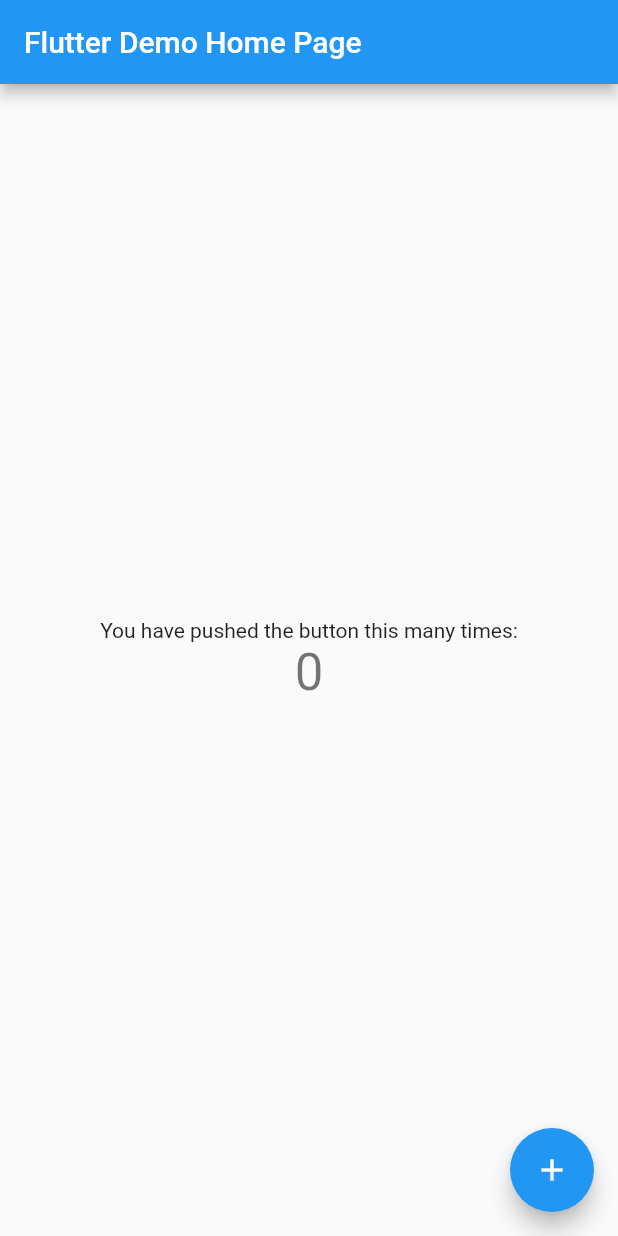
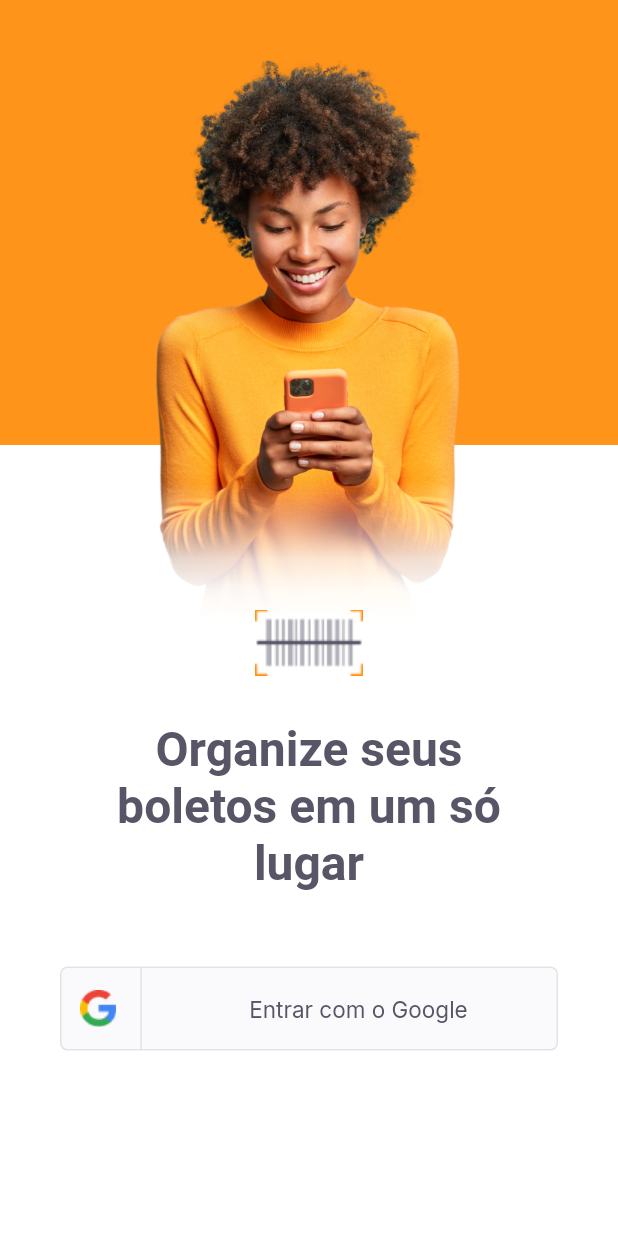
Before and after one commit to joao-lusa/nlw-together, a Flutter app: the screen it shows after launch, on a phone screen of 412 x 824 dp. Run offline on Flutter 3.47's test engine with Material 2 defaults, Android fonts, the phone set to English and light mode, and no system bars; our stand-ins replace google_fonts.

Commit message:
splash/login pages

```diff
--- a/payflow/lib/main.dart
+++ b/payflow/lib/main.dart
@@ -1,4 +1,9 @@
 import 'package:flutter/material.dart';
+import 'package:payflow/modules/home/home_page.dart';
+import 'package:payflow/modules/splash/splash_page.dart';
+import 'package:payflow/shared/themes/app_colors.dart';
+
+import 'modules/login/login_page.dart';
 
 void main() {
   runApp(const MyApp());
@@ -11,97 +16,9 @@ class MyApp extends StatelessWidget {
   @override
   Widget build(BuildContext context) {
     return MaterialApp(
-      title: 'Flutter Demo',
-      theme: ThemeData(
-
-        primarySwatch: Colors.blue,
-      ),
-      home: const MyHomePage(title: 'Flutter Demo Home Page'),
+      title: 'Pay Flow',
+      theme: ThemeData(primaryColor: AppColors.primary),
+      home: LoginPage(),
     );
   }
 }
-
-class MyHomePage extends StatefulWidget {
-  const MyHomePage({Key? key, required this.title}) : super(key: key);
-
-  // This widget is the home page of your application. It is stateful, meaning
-  // that it has a State object (defined below) that contains fields that affect
-  // how it looks.
-
-  // This class is the configuration for the state. It holds the values (in this
-  // case the title) provided by the parent (in this case the App widget) and
-  // used by the build method of the State. Fields in a Widget subclass are
-  // always marked "final".
-
-  final String title;
-
-  @override
-  State<MyHomePage> createState() => _MyHomePageState();
-}
-
-class _MyHomePageState extends State<MyHomePage> {
-  int _counter = 0;
-
-  void _incrementCounter() {
-    setState(() {
-      // This call to setState tells the Flutter framework that something has
-      // changed in this State, which causes it to rerun the build method below
-      // so that the display can reflect the updated values. If we changed
-      // _counter without calling setState(), then the build method would not be
-      // called again, and so nothing would appear to happen.
-      _counter++;
-    });
-  }
-
-  @override
-  Widget build(BuildContext context) {
-    // This method is rerun every time setState is called, for instance as done
-    // by the _incrementCounter method above.
-    //
-    // The Flutter framework has been optimized to make rerunning build methods
-    // fast, so that you can just rebuild anything that needs updating rather
-    // than having to individually change instances of widgets.
-    return Scaffold(
-      appBar: AppBar(
-        // Here we take the value from the MyHomePage object that was created by
-        // the App.build method, and use it to set our appbar title.
-        title: Text(widget.title),
-      ),
-      body: Center(
-        // Center is a layout widget. It takes a single child and positions it
-        // in the middle of the parent.
-        child: Column(
-          // Column is also a layout widget. It takes a list of children and
-          // arranges them vertically. By default, it sizes itself to fit its
-          // children horizontally, and tries to be as tall as its parent.
-          //
-          // Invoke "debug painting" (press "p" in the console, choose the
-          // "Toggle Debug Paint" action from the Flutter Inspector in Android
-          // Studio, or the "Toggle Debug Paint" command in Visual Studio Code)
-          // to see the wireframe for each widget.
-          //
-          // Column has various properties to control how it sizes itself and
-          // how it positions its children. Here we use mainAxisAlignment to
-          // center the children vertically; the main axis here is the vertical
-          // axis because Columns are vertical (the cross axis would be
-          // horizontal).
-          mainAxisAlignment: MainAxisAlignment.center,
-          children: <Widget>[
-            const Text(
-              'You have pushed the button this many times:',
-            ),
-            Text(
-              '$_counter',
-              style: Theme.of(context).textTheme.headline4,
-            ),
-          ],
-        ),
-      ),
-      floatingActionButton: FloatingActionButton(
-        onPressed: _incrementCounter,
-        tooltip: 'Increment',
-        child: const Icon(Icons.add),
-      ), // This trailing comma makes auto-formatting nicer for build methods.
-    );
-  }
-}
--- /dev/null
+++ b/payflow/lib/modules/home/home_page.dart
@@ -0,0 +1,14 @@
+import 'package:flutter/material.dart';
+
+class HomePage extends StatelessWidget {
+  const HomePage({ Key? key }) : super(key: key);
+
+  @override
+  Widget build(BuildContext context) {
+    return Scaffold(
+      appBar: AppBar(
+        title: Text("Home page"),
+      ),
+    );
+  }
+}
--- /dev/null
+++ b/payflow/lib/modules/login/login_page.dart
@@ -0,0 +1,71 @@
+import 'package:flutter/material.dart';
+import 'package:payflow/shared/themes/app_colors.dart';
+import 'package:payflow/shared/themes/app_images.dart';
+import 'package:payflow/shared/themes/app_text_style.dart';
+import 'package:payflow/shared/widgets/social_login/social_login_button.dart';
+
+class LoginPage extends StatefulWidget {
+  const LoginPage({ Key? key }) : super(key: key);
+
+  @override
+  State<LoginPage> createState() => _LoginPageState();
+}
+
+class _LoginPageState extends State<LoginPage> {
+  @override
+  Widget build(BuildContext context) {
+    final size = MediaQuery.of(context).size;
+    return Scaffold(
+      backgroundColor: AppColors.background,
+      body: Container(
+        width: size.width,
+        height: size.height,
+        child: Stack(children: [
+          Container(
+            width: size.width,
+            height: size.height * 0.36,
+            color: AppColors.primary,
+          ),
+          Positioned(
+            top: 40,
+            left: 0,
+            right: 0,
+            child: Image.asset(
+              AppImages.person,
+              width: 208,
+              height: 373,
+            )),
+        Positioned(
+          bottom: size.height * 0.15,
+          left: 0,
+          right: 0,
+          child: Column(
+            mainAxisAlignment: MainAxisAlignment.center,
+            crossAxisAlignment: CrossAxisAlignment.center,
+            children: [
+              Image.asset(AppImages.logomini),
+              Padding(
+                padding: const EdgeInsets.only(top: 30,left: 70, right: 70),
+                child: Text(
+                  "Organize seus boletos em um só lugar",
+                  textAlign: TextAlign.center,
+                  style: AppTextStyles.titleHome,
+                ),
+              ),
+              Padding(
+                padding: const EdgeInsets.only(left: 40, right: 40, top: 50),
+                child: SocialLoginButton(
+                  onTap: (){
+                    print("clicou");
+                  },
+                ),
+              )
+            ],
+
+          ),
+        )
+        ]),
+      ),
+    );
+  }
+}
--- /dev/null
+++ b/payflow/lib/modules/splash/splash_page.dart
@@ -0,0 +1,21 @@
+import 'package:flutter/material.dart';
+import 'package:payflow/shared/themes/app_colors.dart';
+import 'package:payflow/shared/themes/app_images.dart';
+
+class SplashPage extends StatelessWidget {
+  const SplashPage({ Key? key }) : super(key: key);
+
+  @override
+  Widget build(BuildContext context) {
+    return Scaffold(
+      backgroundColor: AppColors.background,
+      body: Stack(
+        children: [
+          Center(child: Image.asset(AppImages.union)),
+          Center(child: Image.asset(AppImages.logoFull )),
+
+        ],
+      ),
+    );
+  }
+}
--- /dev/null
+++ b/payflow/lib/shared/widgets/social_login/social_login_button.dart
@@ -0,0 +1,56 @@
+import 'package:flutter/material.dart';
+import 'package:payflow/shared/themes/app_colors.dart';
+import 'package:payflow/shared/themes/app_images.dart';
+import 'package:payflow/shared/themes/app_text_style.dart';
+
+class SocialLoginButton extends StatelessWidget {
+  final VoidCallback onTap;
+  const SocialLoginButton({ Key? key, required this.onTap }) : super(key: key);
+
+  @override
+  Widget build(BuildContext context) {
+    return InkWell(
+      onTap: onTap,
+      child: Container(
+        height: 56,
+        decoration: BoxDecoration(
+          color: AppColors.shape,
+          borderRadius: BorderRadius.circular(5),
+          border: Border.fromBorderSide(BorderSide(color: AppColors.stroke))
+        ),
+        child: Row(
+          children: [
+            Expanded(
+              flex: 1,
+              child: Row(
+                mainAxisAlignment: MainAxisAlignment.center,
+                children: [
+                  Image.asset(AppImages.google),
+                  SizedBox(width: 16,),
+                  Container(
+                    height: 54,
+                    width: 1,
+                    color: AppColors.stroke,
+                  ),
+                ],
+              )
+            ),
+            Expanded(
+              flex: 4,
+              child: Row(
+                mainAxisAlignment: MainAxisAlignment.center,
+                children: [
+                  Text(
+                    "Entrar com o Google",
+                    style: AppTextStyles.buttonGrey,
+                  ),
+                ],
+              ),
+            ),
+
+          ],
+        ),
+      ),
+    );
+  }
+}
```
